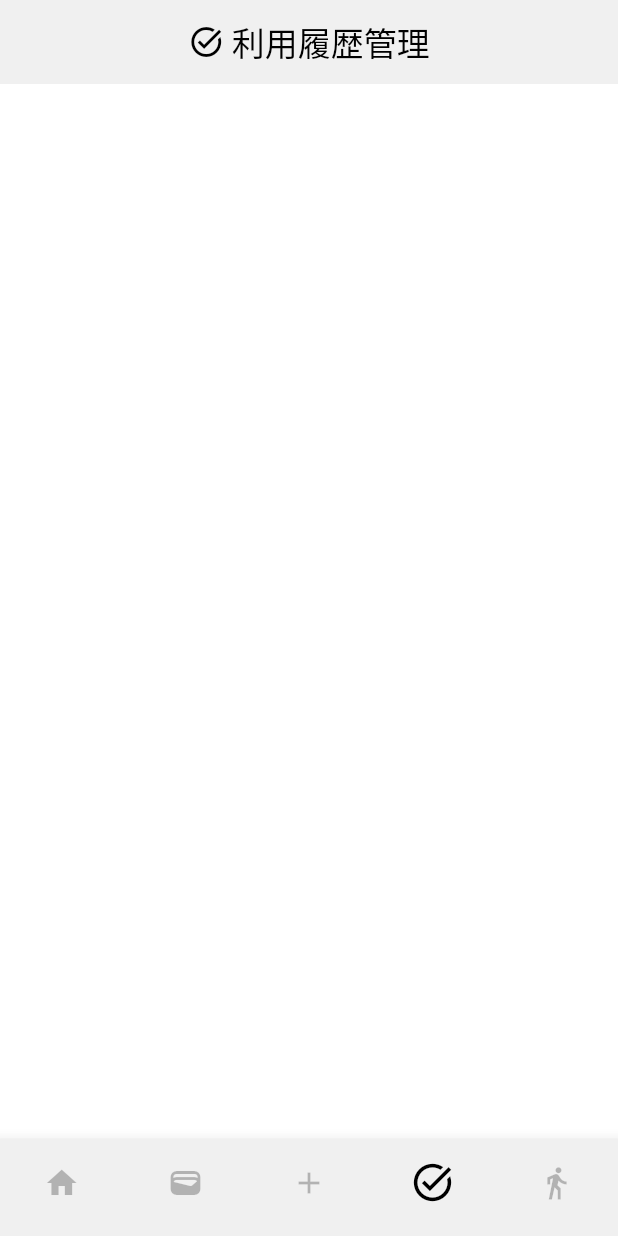
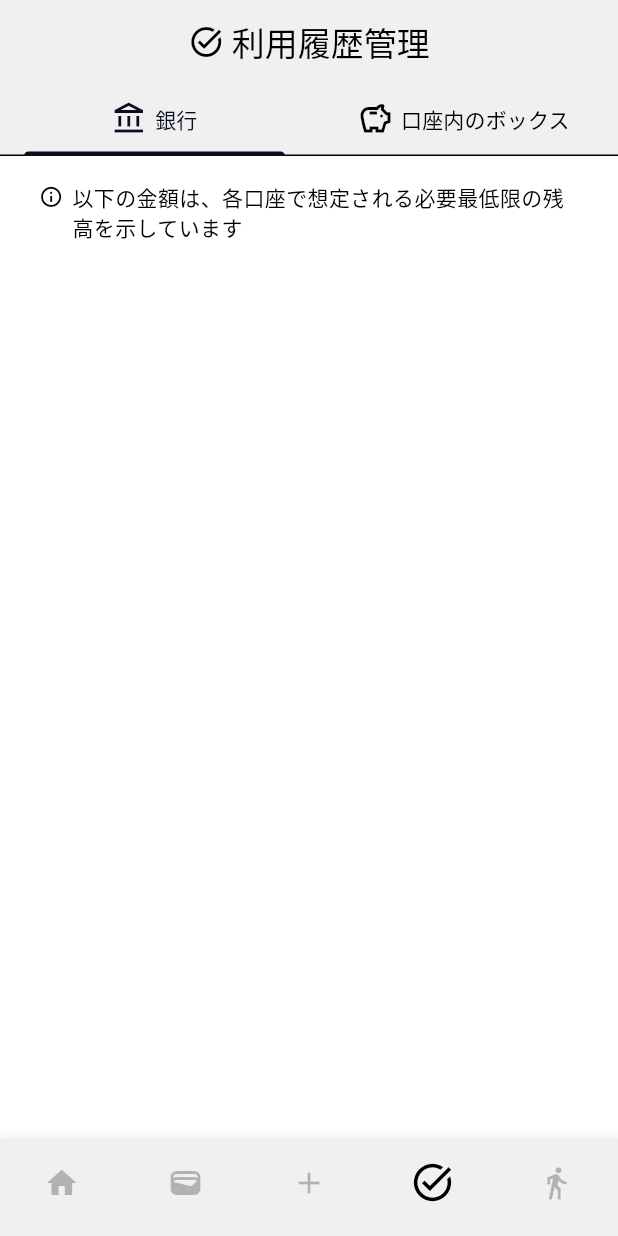
Before and after one commit to laughtaone/creeasy, a Flutter app: the screen it shows after launch, item 4 of the bottom bar chosen, on a phone screen of 412 x 824 dp. Run offline on Flutter 3.47's test engine with Material 3 defaults, Android fonts, the phone set to English and light mode, and no system bars; our stand-ins replace auto_size_text, font_awesome_flutter, settings_ui; Roboto replaces fonts that are missing (MPlus1p).

Commit message:
変更前：利用履歴タブのUI実装

```diff
--- a/lib/money_manage/money_manage.dart
+++ b/lib/money_manage/money_manage.dart
@@ -1,5 +1,7 @@
 import 'package:flutter/material.dart';
 import 'package:creeasy/COMMON_COMPS/appbar/common_appbar_comp.dart';
+import 'package:creeasy/COMMON_COMPS/mini_info/mini_info.dart';
+
 
 
 class MoneyManagePage extends StatefulWidget {
@@ -10,18 +12,134 @@ class MoneyManagePage extends StatefulWidget {
 }
 
 
-class _MoneyManagePageState extends State<MoneyManagePage> {
+class _MoneyManagePageState extends State<MoneyManagePage> with SingleTickerProviderStateMixin {
+  late TabController _tabController;
+  List<dynamic> _statusBankList = [
+    ['三井住友銀行', 102314, ['三井住友カード']],
+    ['三菱UFJ銀行', 9102, ['PayPayカード', 'ビューSuicaカード']],
+    ['楽天銀行', 9102, ['楽天カード', 'セブンカードプラス', 'リクルートカード']],
+    ['ゆうちょ銀行', 9102, ['auPAYカード', 'dカード', 'エポスカード', 'メルカード']],
+    ['みずほああああああああaaaaaaaaaあああああああああ銀行', 9102, ['auPAYカードaaaaaaaaaaaaaaaaaaaaa', 'dカード', 'エポスカード', 'メルカード', 'P-oneカード']]
+  ];
+
+  @override
+  void initState() {
+    super.initState();
+    _tabController = TabController(length: 2, vsync: this);
+
+    // // Tabが変更されたときにインデックスを取得する
+    // _tabController.addListener(() {
+    //   setState(() {
+    //     switch (_tabController.index) {
+    //       case 0:
+    //         _actionIcon = Icons.credit_card;
+    //         break;
+    //       case 1:
+    //         _actionIcon = Icons.account_balance_outlined;
+    //     }
+    //   });
+    // });
+  }
+
+  @override
+  void dispose() {
+    _tabController.dispose();
+    super.dispose();
+  }
+
+
+
   @override
   Widget build(BuildContext context) {
     return Scaffold(
-      appBar: commonAppBarComp(
-        context: context,
-        recvIcon: Icons.task_alt_outlined,
-        recvText: '利用履歴管理'
-      ),
-      body: const Padding(
-        padding: EdgeInsets.only(left: 20, right: 20, top: 10),
-      ),
-    );
+      // appBar: commonAppBarComp(
+      //   context: context,
+      //   recvIcon: Icons.task_alt_outlined,
+      //   recvText: '利用履歴管理'
+      // ),
+      appBar: AppBar(
+          centerTitle: true,
+          title: const Row(
+            mainAxisAlignment: MainAxisAlignment.center,
+            mainAxisSize: MainAxisSize.min,
+            children: [
+              Icon(Icons.task_alt_outlined, color: Colors.black),
+              SizedBox(width: 5),
+              Text('利用履歴管理'),
+            ],
+          ),
+          // actions: [
+          //   TextButton(
+          //     child: Row(children: [
+          //       const Icon(
+          //         Icons.add,
+          //         color: Colors.black,
+          //       ),
+          //       Icon(
+          //         _actionIcon,
+          //         color: Colors.black,
+          //       ),
+          //     ]),
+          //     onPressed: () {
+          //       Navigator.push(
+          //         context,
+          //         MaterialPageRoute(
+          //           builder: (context) => (_tabController.index == 0)
+          //             ? const AddCardPage()
+          //             : const AddBankPage(),
+          //           fullscreenDialog: true,
+          //         ),
+          //       );
+          //     },
+          //   )
+          // ],
+          backgroundColor: Theme.of(context).appBarTheme.backgroundColor, // Themeから色を取得
+          bottom: TabBar(controller: _tabController, tabs: const [
+            Tab(
+              child: Row(
+                mainAxisAlignment: MainAxisAlignment.center,
+                children: [
+                  Icon(Icons.account_balance_outlined),
+                  SizedBox(width: 5),
+                  Text('銀行'),
+                ],
+              ),
+            ),
+            Tab(
+              child: Row(
+                mainAxisAlignment: MainAxisAlignment.center,
+                children: [
+                  Icon(Icons.savings_outlined),
+                  SizedBox(width: 5),
+                  Text('口座内のボックス'),
+                ],
+              ),
+            )
+          ]),
+        ),
+      body: TabBarView(
+          controller: _tabController,
+          children: [
+            // ===================================== 銀行タブ =========================================
+            Padding(
+              padding: const EdgeInsets.only(left: 20, right: 20, top: 10),
+              child: ListView(children: [
+                miniInfo(passText: '以下の金額は、各口座で想定される必要最低限の残高を示しています', customTextSize: 14, customTopPadding: 7, customBottomPadding: 17),
+              ]),
+            ),
+            // =======================================================================================
+
+            // ================================== 資金ボックスタブ ======================================
+            Padding(
+              padding: const EdgeInsets.only(left: 20, right: 20, top: 10),
+              child: ListView(children: [
+                miniInfo(passText: '以下の金額は、各口座で想定される必要最低限の残高を示しています', customTextSize: 14, customTopPadding: 7, customBottomPadding: 17),
+              ]),
+            ),
+            // =======================================================================================
+
+          ],
+        ),
+      );
   }
 }
--- a/lib/status/status.dart
+++ b/lib/status/status.dart
@@ -130,7 +130,7 @@ class _StatusPageState extends State<StatusPage> with SingleTickerProviderStateM
         body: TabBarView(
           controller: _tabController,
           children: [
-            // ===================================== カード タブ =========================================
+            // ===================================== 銀行タブ =========================================
             Padding(
               padding: const EdgeInsets.only(left: 20, right: 20, top: 10),
               child: ListView(children: [
@@ -153,7 +153,7 @@ class _StatusPageState extends State<StatusPage> with SingleTickerProviderStateM
             ),
             // =======================================================================================
 
-            // ===================================== 銀行 タブ =========================================
+            // ================================== 資金ボックスタブ ======================================
             Padding(
               padding: const EdgeInsets.only(left: 20, right: 20, top: 10),
               child: ListView(children: [
--- a/lib/status/元のcalender.txt
+++ /dev/null
@@ -1,31 +0,0 @@
-import 'package:flutter/material.dart';
-
-class CalenderPage extends StatefulWidget {
-  const CalenderPage({super.key});
-
-  @override
-  _CalenderPageState createState() => _CalenderPageState();
-}
-
-
-class _CalenderPageState extends State<CalenderPage> {
-  @override
-  Widget build(BuildContext context) {
-    return Scaffold(
-      appBar: AppBar(
-        centerTitle: true,
-        title: const Row(
-          mainAxisAlignment: MainAxisAlignment.center,
-          mainAxisSize: MainAxisSize.min,
-          children: [
-            Icon(Icons.date_range_outlined, color: Colors.black),
-            SizedBox(width: 5),
-            Text('カレンダー',),
-          ],
-        ),
-        backgroundColor: Theme.of(context).appBarTheme.backgroundColor, // Themeから色を取得
-      ),
-      body: const Padding(padding: EdgeInsets.only(left: 20, right: 20, top: 10),),
-    );
-  }
-}
```
